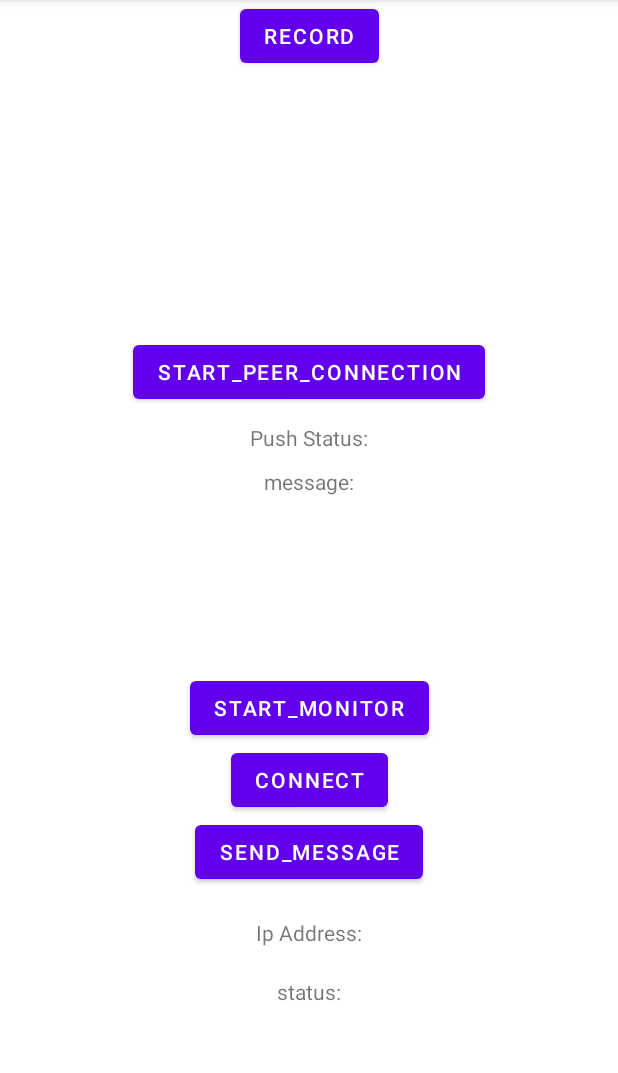
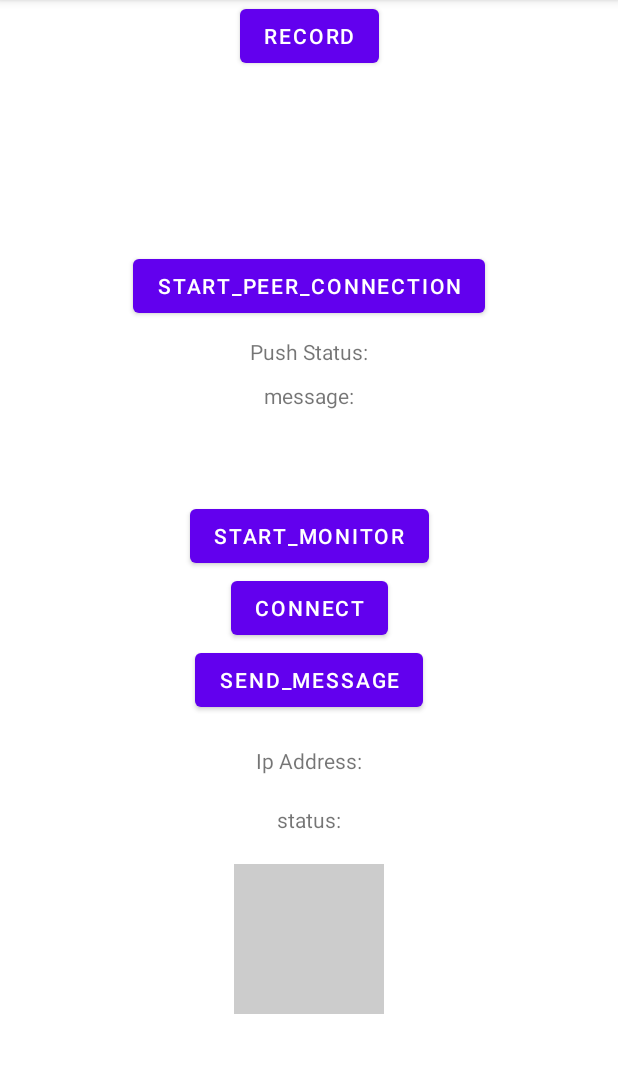
Before and after one commit to William-SunShuo/MultiCameraAndroidDemo, an Android app: the screen it shows after launch (MainActivity), on a phone screen of 412 x 824 dp, the part 84-1157 px from its top. Run offline under Robolectric (Android 15) with nearby library versions, the phone set to English and light mode, and no system bars.

Commit message:
添加一个小图片控件

```diff
--- a/app/src/main/res/layout/activity_main.xml
+++ b/app/src/main/res/layout/activity_main.xml
@@ -51,20 +51,19 @@
         android:layout_width="wrap_content"
         android:layout_height="wrap_content"
         android:text="start_monitor"
-        app:layout_constraintBottom_toBottomOf="parent"
+        android:layout_marginTop="60dp"
         app:layout_constraintEnd_toEndOf="parent"
         app:layout_constraintStart_toStartOf="parent"
-        app:layout_constraintBottom_toTopOf="@+id/connect" />
+        app:layout_constraintTop_toBottomOf="@+id/tv_message" />
 
     <Button
         android:id="@+id/connect"
         android:layout_width="wrap_content"
         android:layout_height="wrap_content"
         android:text="connect"
-        app:layout_constraintBottom_toBottomOf="parent"
         app:layout_constraintEnd_toEndOf="parent"
         app:layout_constraintStart_toStartOf="parent"
-        app:layout_constraintTop_toBottomOf="@+id/btn" />
+        app:layout_constraintTop_toBottomOf="@+id/start_monitor" />
 
     <Button
         android:id="@+id/send_message"
@@ -95,4 +94,14 @@
         app:layout_constraintStart_toStartOf="parent"
         app:layout_constraintTop_toBottomOf="@+id/ip_address" />
 
+    <ImageView
+        android:id="@+id/imageView"
+        android:layout_width="100dp"
+        android:layout_height="100dp"
+        android:layout_marginTop="20dp"
+        app:layout_constraintEnd_toEndOf="parent"
+        android:background="#ccc"
+        app:layout_constraintStart_toStartOf="parent"
+        app:layout_constraintTop_toBottomOf="@+id/status"/>
+
 </androidx.constraintlayout.widget.ConstraintLayout>
```
Also changed, not shown: app/src/main/java/com/blink/monitor/MainActivity.kt (+32 -0 lines).
